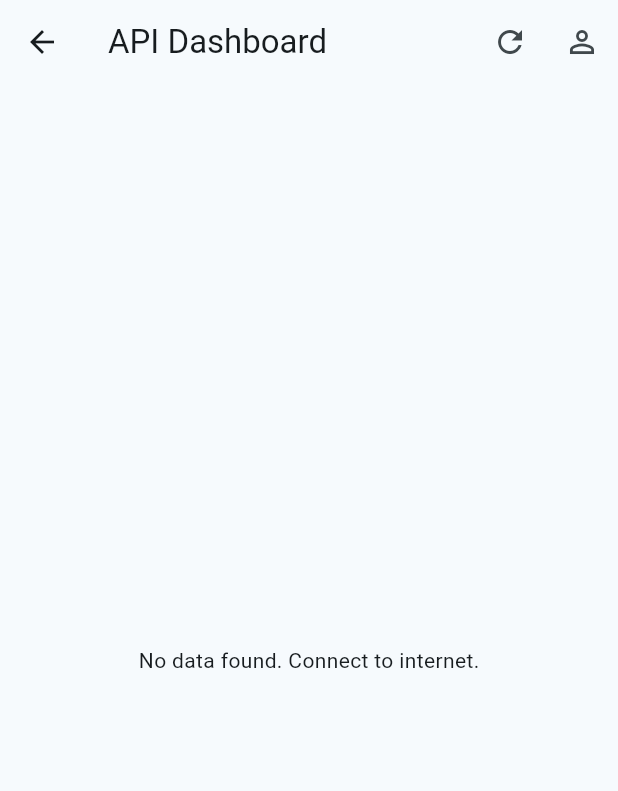
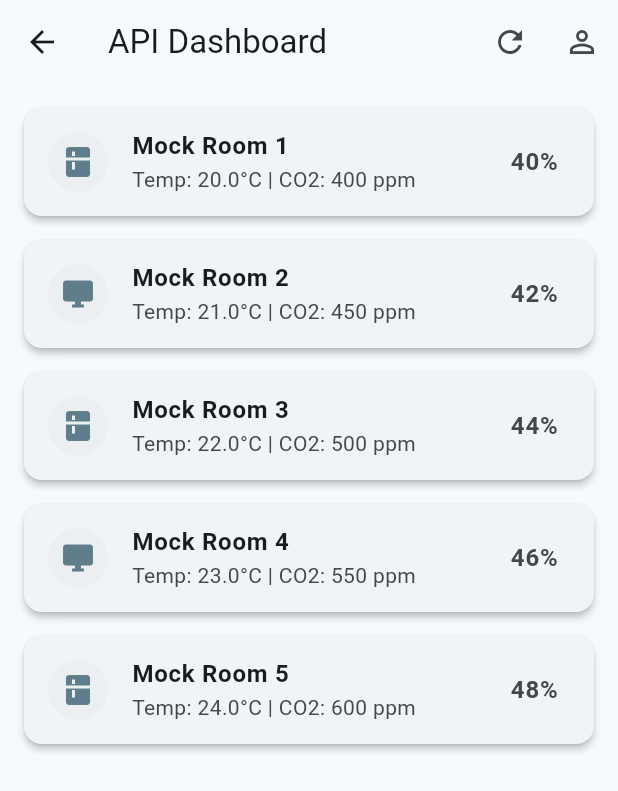
Before and after one commit to RoKiTaRR/smart-iot-app, a Flutter app: the DashboardPage screen opened by its route, after a tap on the "refresh" icon, on a phone screen of 412 x 824 dp. Shown: the top 791 px of the screen. Run offline on Flutter 3.47's test engine with Material 3 defaults, Android fonts, the light colour scheme and no system bars; our stand-ins replace connectivity_plus, flutter_secure_storage, shared_preferences; missing offline and left inert: mqtt_client; accounts and stored records are empty; network calls fail; Roboto replaces fonts that are missing (Nunito).

Commit message:
last changes

```diff
--- a/lib/data/repositories/api_sensor_repository.dart
+++ b/lib/data/repositories/api_sensor_repository.dart
@@ -3,23 +3,49 @@ import 'package:http/http.dart' as http;
 import 'package:iot_lab4/data/models/sensor.dart';
 
 class ApiSensorRepository {
-  // Використовуємо JSONPlaceholder для імітації бекенду
-  final String _baseUrl = 'https://jsonplaceholder.typicode.com';
+  final String _url = 'https://randomuser.me/api/?results=5&nat=us';
 
   Future<List<Sensor>> fetchSensors() async {
     try {
-      // Запитуємо 5 "постів", які перетворимо на сенсори
-      final response = await http.get(Uri.parse('$_baseUrl/posts?_limit=5'));
+      // 1. Пробуємо чесно сходити в інтернет
+      final response = await http.get(Uri.parse(_url));
 
       if (response.statusCode == 200) {
-        final List<dynamic> data = jsonDecode(response.body);
-        // Перетворюємо JSON у список Sensor
-        return data.map((json) => Sensor.fromApi(json)).toList();
+        final Map<String, dynamic> jsonResponse = jsonDecode(response.body);
+        final List<dynamic> results = jsonResponse['results'];
+
+        return results.map((item) {
+           final String name = item['name']['first'].toString();
+           final String roomName = "${name[0].toUpperCase()}${name.substring(1)} Room";
+
+           return Sensor.fromApi({
+             'id': 0, // ID згенерується у fromApi або тут
+             'title': roomName,
+           });
+        }).toList();
       } else {
-        throw Exception('Failed to load data from API');
+        // Якщо сервер помилився - вмикаємо план Б
+        print('Server error ${response.statusCode}, using Mock data');
+        return _getMockData();
       }
     } catch (e) {
-      throw Exception('Network Error: $e');
+      // Якщо інтернету немає взагалі - вмикаємо план Б
+      print('Network exception: $e, using Mock data');
+      return _getMockData();
     }
   }
+
+  // ПЛАН Б: Генерація даних, якщо інтернет не працює
+  List<Sensor> _getMockData() {
+    return List<Sensor>.generate(5, (index) {
+      return Sensor(
+        id: 'mock_$index',
+        roomName: 'Mock Room ${index + 1}',
+        co2: 400 + (index * 50),
+        temp: 20.0 + index,
+        humidity: 40 + (index * 2),
+        iconKey: index % 2 == 0 ? 'kitchen' : 'desktop',
+      );
+    });
+  }
 }
--- a/lib/features/dashboard/page.dart
+++ b/lib/features/dashboard/page.dart
@@ -14,7 +14,6 @@ class DashboardPage extends StatefulWidget {
 }
 
 class _DashboardPageState extends State<DashboardPage> {
-  // Підключаємо два джерела даних
   final ApiSensorRepository _apiRepository = ApiSensorRepository();
   final LocalSensorRepository _localRepository = LocalSensorRepository();
 
@@ -32,24 +31,25 @@ class _DashboardPageState extends State<DashboardPage> {
     });
   }
 
-  // РОЗУМНА ЛОГІКА: Спочатку Інтернет -> потім Пам'ять
   Future<List<Sensor>> _fetchDataSmartly() async {
-    final isOnline = await ConnectivityService.isOnline();
+    try {
+      // Спробуємо завантажити з API
+      final sensors = await _apiRepository.fetchSensors();
+      // Зберігаємо в кеш
+      await _localRepository.saveSensors(sensors);
+      return sensors;
+    } catch (e) {
+      debugPrint("API Error: $e");
 
-    if (isOnline) {
-      try {
-        // 1. Є інтернет? Качаємо свіжі дані
-        final sensors = await _apiRepository.fetchSensors();
-        // 2. Одразу зберігаємо їх у пам'ять (кешуємо)
-        await _localRepository.saveSensors(sensors);
-        return sensors;
-      } catch (e) {
-        // 3. Якщо помилка сервера - пробуємо показати старі дані з пам'яті
-        return await _localRepository.getSensors();
+      // Пробуємо дістати з пам'яті
+      final cached = await _localRepository.getSensors();
+
+      // ЯКЩО КЕШ ПУСТИЙ - ВИКИДАЄМО ПОМИЛКУ, ЩОБ ПОБАЧИТИ ЇЇ НА ЕКРАНІ
+      if (cached.isEmpty) {
+        throw Exception("$e");
       }
-    } else {
-      // 4. Немає інтернету? Беремо з пам'яті
-      return await _localRepository.getSensors();
+
+      return cached;
     }
   }
 
@@ -63,7 +63,7 @@ class _DashboardPageState extends State<DashboardPage> {
         actions: [
           IconButton(
             icon: const Icon(Icons.refresh),
-            onPressed: _loadData, // Кнопка оновлення
+            onPressed: _loadData,
           ),
           IconButton(
             icon: const Icon(Icons.person_outline),
@@ -73,20 +73,18 @@ class _DashboardPageState extends State<DashboardPage> {
       ),
       body: Column(
         children: [
-          // Червона плашка, якщо офлайн
           if (netStatus == ConnectivityStatus.offline)
             Container(
               width: double.infinity,
               padding: const EdgeInsets.all(8),
               color: Colors.red[400],
               child: const Text(
-                'OFFLINE MODE: Using cached data',
+                'OFFLINE MODE',
                 textAlign: TextAlign.center,
                 style: TextStyle(color: Colors.white, fontWeight: FontWeight.bold),
               ),
             ),
 
-          // Список даних
           Expanded(
             child: FutureBuilder<List<Sensor>>(
               future: _sensorsFuture,
@@ -94,9 +92,36 @@ class _DashboardPageState extends State<DashboardPage> {
                 if (snapshot.connectionState == ConnectionState.waiting) {
                   return const Center(child: CircularProgressIndicator());
                 } else if (snapshot.hasError) {
-                  return Center(child: Text('Error: ${snapshot.error}'));
+                  // ТУТ МИ ПОКАЖЕМО ТОЧНУ ПОМИЛКУ
+                  return Center(
+                    child: Padding(
+                      padding: const EdgeInsets.all(16.0),
+                      child: Column(
+                        mainAxisAlignment: MainAxisAlignment.center,
+                        children: [
+                          const Icon(Icons.error_outline, size: 48, color: Colors.red),
+                          const SizedBox(height: 16),
+                          const Text(
+                            'Connection Error:',
+                            style: TextStyle(fontWeight: FontWeight.bold, fontSize: 18),
+                          ),
+                          const SizedBox(height: 8),
+                          Text(
+                            '${snapshot.error}', // Саме текст помилки
+                            textAlign: TextAlign.center,
+                            style: const TextStyle(color: Colors.red),
+                          ),
+                          const SizedBox(height: 16),
+                          ElevatedButton(
+                            onPressed: _loadData,
+                            child: const Text('Try Again'),
+                          )
+                        ],
+                      ),
+                    ),
+                  );
                 } else if (!snapshot.hasData || snapshot.data!.isEmpty) {
-                  return const Center(child: Text('No data found. Connect to internet.'));
+                  return const Center(child: Text('No data found.'));
                 }
 
                 final sensors = snapshot.data!;
@@ -106,19 +131,7 @@ class _DashboardPageState extends State<DashboardPage> {
                   itemCount: sensors.length,
                   itemBuilder: (context, index) {
                     final sensor = sensors[index];
-                    return Card(
-                      margin: const EdgeInsets.only(bottom: 16),
-                      child: ListTile(
-                        leading: CircleAvatar(
-                          child: Icon(
-                            sensor.iconKey == 'kitchen' ? Icons.kitchen : Icons.desktop_windows,
-                          ),
-                        ),
-                        title: Text(sensor.roomName, style: const TextStyle(fontWeight: FontWeight.bold)),
-                        subtitle: Text('Temp: ${sensor.temp}°C | CO2: ${sensor.co2} ppm'),
-                        trailing: Text('${sensor.humidity}%'),
-                      ),
-                    );
+                    return _buildSensorCard(sensor);
                   },
                 );
               },
@@ -128,4 +141,30 @@ class _DashboardPageState extends State<DashboardPage> {
       ),
     );
   }
+
+  Widget _buildSensorCard(Sensor sensor) {
+    IconData icon;
+    if (sensor.iconKey == 'kitchen') {
+      icon = Icons.kitchen;
+    } else if (sensor.iconKey == 'desktop') {
+      icon = Icons.desktop_windows;
+    } else {
+      icon = Icons.sensors;
+    }
+
+    return Card(
+      margin: const EdgeInsets.only(bottom: 16),
+      elevation: 2,
+      shape: RoundedRectangleBorder(borderRadius: BorderRadius.circular(12)),
+      child: ListTile(
+        leading: CircleAvatar(
+          backgroundColor: Colors.blueGrey[50],
+          child: Icon(icon, color: Colors.blueGrey),
+        ),
+        title: Text(sensor.roomName, style: const TextStyle(fontWeight: FontWeight.bold)),
+        subtitle: Text('Temp: ${sensor.temp}°C | CO2: ${sensor.co2} ppm'),
+        trailing: Text('${sensor.humidity}%', style: const TextStyle(fontSize: 16, fontWeight: FontWeight.bold)),
+      ),
+    );
+  }
 }
```
